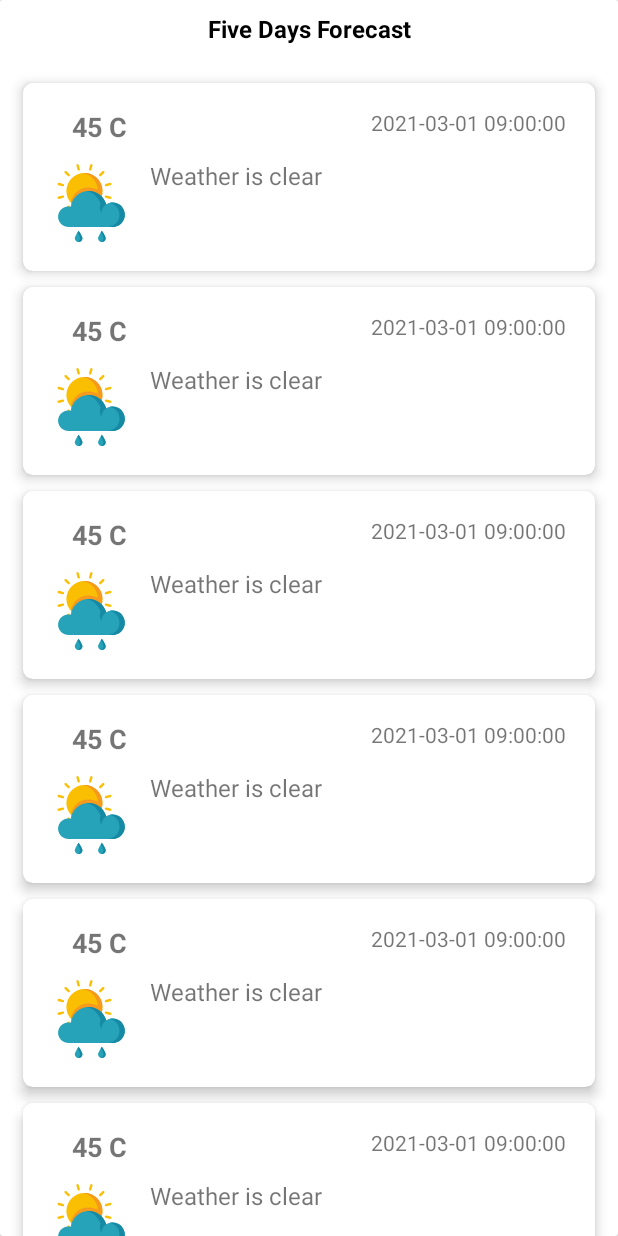
After one commit to AnilJha007/MobiquityTest, an Android app: the layout layout_bottom_sheet.xml on its own in the app's theme, with its tools: preview values and no code run, on a phone screen of 412 x 824 dp. The commit adds this screen. Run offline under Robolectric (Android 15) with nearby library versions, the phone set to English and light mode, and no system bars.

Commit message:
added five days forecast api with ui

```diff
--- a/app/src/main/java/com/mobile/mobiquityassignment/service/api/ApiHelper.kt
+++ b/app/src/main/java/com/mobile/mobiquityassignment/service/api/ApiHelper.kt
@@ -1,9 +1,15 @@
 package com.mobile.mobiquityassignment.service.api
 
+import com.mobile.mobiquityassignment.service.model.FiveDaysForecastResponse
 import com.mobile.mobiquityassignment.service.model.ForecastResponse
 import retrofit2.Response
 
 interface ApiHelper {
 
     suspend fun getTodayForecast(latitude: Double, longitude: Double): Response<ForecastResponse>
+
+    suspend fun getFiveDaysForecast(
+        latitude: Double,
+        longitude: Double
+    ): Response<FiveDaysForecastResponse>
 }
--- a/app/src/main/java/com/mobile/mobiquityassignment/service/model/ForecastResponse.kt
+++ b/app/src/main/java/com/mobile/mobiquityassignment/service/model/ForecastResponse.kt
@@ -1,12 +1,16 @@
 package com.mobile.mobiquityassignment.service.model
 
 import com.google.gson.annotations.SerializedName
+
+data class FiveDaysForecastResponse(val list: ArrayList<ForecastResponse>)
 
 data class ForecastResponse(
     val weather: ArrayList<Weather>,
     val main: Main,
     val wind: Wind,
-    val sys: Sys
+    val sys: Sys,
+    @SerializedName("dt_txt")
+    val date: String
 )
 
 data class Weather(val id: Long, val main: String, val description: String, val icon: String)
--- a/app/src/main/java/com/mobile/mobiquityassignment/service/repository/MobiquityRepository.kt
+++ b/app/src/main/java/com/mobile/mobiquityassignment/service/repository/MobiquityRepository.kt
@@ -19,4 +19,7 @@ class MobiquityRepository @Inject constructor(
     suspend fun deleteCity(id: Long) = cityDao.deleteCityById(id)
 
     suspend fun getTodayForecast(lat: Double, long: Double) = apiHelper.getTodayForecast(lat, long)
+
+    suspend fun getFiveDaysForecast(lat: Double, long: Double) =
+        apiHelper.getFiveDaysForecast(lat, long)
 }
--- /dev/null
+++ b/app/src/main/res/layout/item_five_days_forecast.xml
@@ -0,0 +1,62 @@
+<?xml version="1.0" encoding="utf-8"?>
+<androidx.cardview.widget.CardView xmlns:android="http://schemas.android.com/apk/res/android"
+    xmlns:app="http://schemas.android.com/apk/res-auto"
+    xmlns:tools="http://schemas.android.com/tools"
+    style="@style/SectionStyle"
+    android:layout_marginStart="@dimen/_12sdp"
+    android:layout_marginTop="@dimen/_8sdp"
+    android:layout_marginEnd="@dimen/_12sdp"
+    app:cardCornerRadius="@dimen/_5sdp"
+    app:cardElevation="@dimen/_4sdp">
+
+    <androidx.constraintlayout.widget.ConstraintLayout
+        style="@style/SectionStyle"
+        android:padding="@dimen/_15sdp">
+
+        <TextView
+            android:id="@+id/tvTemperature"
+            style="@style/WrapContentStyle"
+            android:layout_width="0dp"
+            android:layout_marginStart="@dimen/_10sdp"
+            android:includeFontPadding="false"
+            android:textSize="@dimen/_18sp"
+            android:textStyle="bold"
+            app:layout_constraintStart_toStartOf="parent"
+            app:layout_constraintTop_toTopOf="parent"
+            tools:text="45 C" />
+
+        <TextView
+            android:id="@+id/tvDate"
+            style="@style/WrapContentStyle"
+            android:layout_width="0dp"
+            android:layout_marginStart="@dimen/_10sdp"
+            android:includeFontPadding="false"
+            android:textSize="@dimen/_14sp"
+            app:layout_constraintEnd_toEndOf="parent"
+            app:layout_constraintTop_toTopOf="parent"
+            tools:text="2021-03-01 09:00:00" />
+
+        <ImageView
+            android:id="@+id/ivFiveDaysForecast"
+            style="@style/WrapContentStyle"
+            android:layout_width="@dimen/_40sdp"
+            android:layout_height="@dimen/_40sdp"
+            android:layout_marginTop="@dimen/_10sdp"
+            android:importantForAccessibility="no"
+            android:src="@drawable/ic_weather"
+            app:layout_constraintStart_toStartOf="parent"
+            app:layout_constraintTop_toBottomOf="@+id/tvTemperature" />
+
+        <TextView
+            android:id="@+id/tvWeather"
+            style="@style/WrapContentStyle"
+            android:layout_width="0dp"
+            android:layout_marginStart="@dimen/_10sdp"
+            android:includeFontPadding="false"
+            android:textSize="@dimen/_16sp"
+            app:layout_constraintBottom_toBottomOf="parent"
+            app:layout_constraintStart_toEndOf="@+id/ivFiveDaysForecast"
+            app:layout_constraintTop_toTopOf="parent"
+            tools:text="Weather is clear" />
+    </androidx.constraintlayout.widget.ConstraintLayout>
+</androidx.cardview.widget.CardView>
--- /dev/null
+++ b/app/src/main/res/layout/layout_bottom_sheet.xml
@@ -0,0 +1,41 @@
+<?xml version="1.0" encoding="utf-8"?>
+<androidx.cardview.widget.CardView xmlns:android="http://schemas.android.com/apk/res/android"
+    xmlns:app="http://schemas.android.com/apk/res-auto"
+    xmlns:tools="http://schemas.android.com/tools"
+    android:id="@+id/bottomSheet"
+    style="@style/SectionStyle"
+    app:behavior_hideable="false"
+    app:behavior_peekHeight="@dimen/_200sdp"
+    app:cardElevation="@dimen/_7sdp"
+    app:layout_behavior="com.google.android.material.bottomsheet.BottomSheetBehavior">
+
+    <androidx.constraintlayout.widget.ConstraintLayout
+        android:id="@+id/constraintBottomSheet"
+        style="@style/SectionStyle">
+
+        <TextView
+            android:id="@+id/tvFiveDaysForecast"
+            style="@style/SectionStyle"
+            android:gravity="center"
+            android:padding="@dimen/_6sdp"
+            android:text="@string/five_days_forecast"
+            android:textColor="@color/black"
+            android:textSize="@dimen/_16sp"
+            android:textStyle="bold"
+            app:layout_constraintEnd_toEndOf="parent"
+            app:layout_constraintStart_toStartOf="parent"
+            app:layout_constraintTop_toTopOf="parent" />
+
+        <androidx.recyclerview.widget.RecyclerView
+            android:id="@+id/rvBottomSheet"
+            style="@style/ZeroWidthStyle"
+            android:layout_marginBottom="@dimen/_5sdp"
+            android:paddingTop="@dimen/_5sdp"
+            app:layoutManager="androidx.recyclerview.widget.LinearLayoutManager"
+            app:layout_constraintEnd_toEndOf="parent"
+            app:layout_constraintStart_toStartOf="parent"
+            app:layout_constraintTop_toBottomOf="@+id/tvFiveDaysForecast"
+            tools:itemCount="10"
+            tools:listitem="@layout/item_five_days_forecast" />
+    </androidx.constraintlayout.widget.ConstraintLayout>
+</androidx.cardview.widget.CardView>
--- a/app/src/main/res/values/strings.xml
+++ b/app/src/main/res/values/strings.xml
@@ -23,4 +23,5 @@
     <string name="humidity_info">Humidity: %d</string>
     <string name="sunrise_time">Sunrise: %s</string>
     <string name="sunset_time">Sunset: %s</string>
+    <string name="five_days_forecast">Five Days Forecast</string>
 </resources>
```
Also changed, not shown: app/src/main/java/com/mobile/mobiquityassignment/service/api/ApiHelperImpl.kt (+8 -0 lines), app/src/main/java/com/mobile/mobiquityassignment/service/api/ApiService.kt (+9 -0 lines), app/src/main/java/com/mobile/mobiquityassignment/ui/city/CityFragment.kt (+37 -0 lines), app/src/main/java/com/mobile/mobiquityassignment/ui/city/CityViewModel.kt (+28 -0 lines), app/src/main/java/com/mobile/mobiquityassignment/ui/city/FiveDaysForecastAdapter.kt (added, +59 -0 lines), app/src/main/res/layout/fragment_city.xml (+5 -7 lines).
